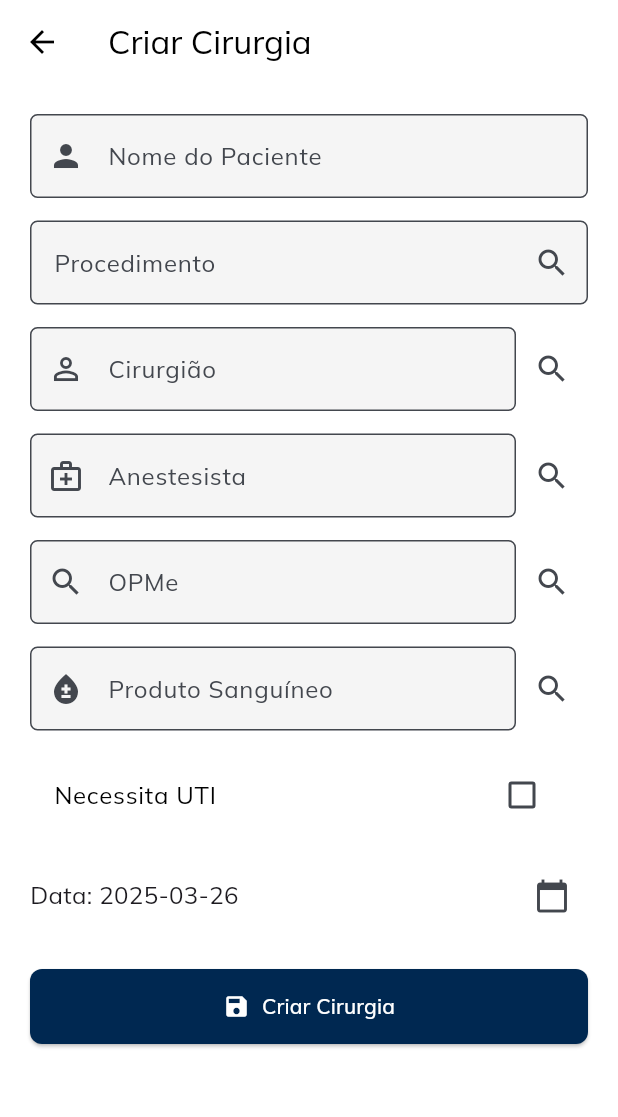
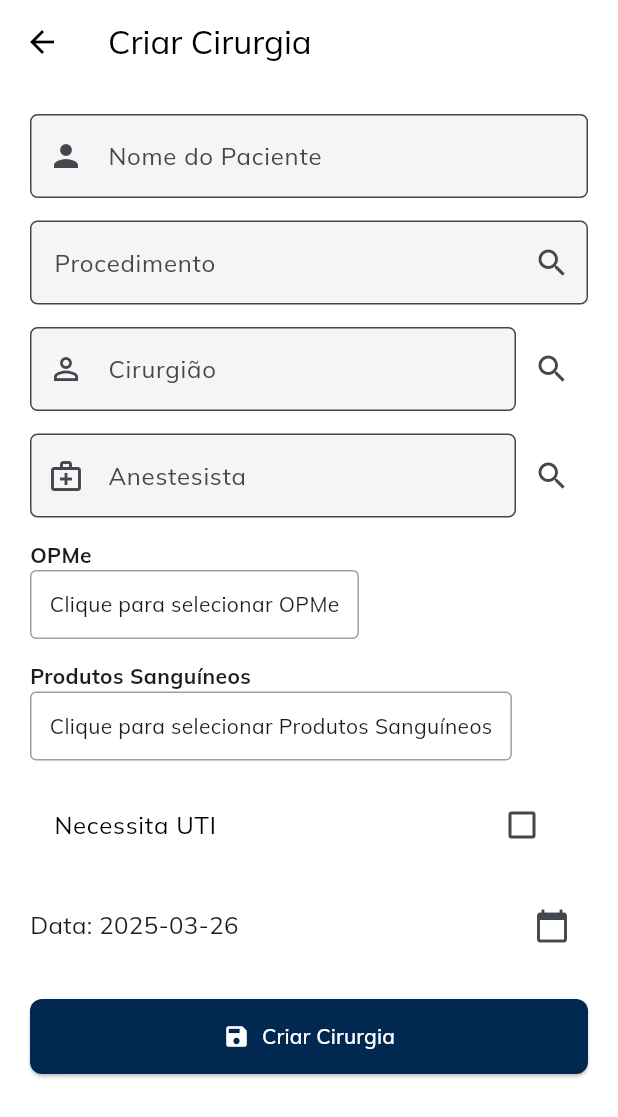
Before and after one commit to P-Lucas-S/cirurgiapp2, a Flutter app: the CreateSurgeryScreen screen opened directly, on a phone screen of 412 x 824 dp. Shown: the top 1117 px of the screen. Run offline on Flutter 3.47's test engine with Material 3 defaults, Android fonts, the light colour scheme and no system bars; our stand-ins replace brasil_fields, cloud_firestore, email_validator, firebase_auth, firebase_core, google_fonts and 3 more; accounts and stored records are empty.

Commit message:
OPMe e Sangue selecionáveis

```diff
--- a/lib/src/features/surgery/screens/create_surgery_screen.dart
+++ b/lib/src/features/surgery/screens/create_surgery_screen.dart
@@ -16,18 +16,19 @@ class _CreateSurgeryScreenState extends State<CreateSurgeryScreen> {
   final TextEditingController _surgeonNameController = TextEditingController();
   final TextEditingController _anesthesiologistController =
       TextEditingController();
-  final TextEditingController _bloodProductController = TextEditingController();
-  final TextEditingController _opmeController = TextEditingController();
+  // Removemos os controllers de OPME e Produto Sanguíneo, pois usaremos seleção múltipla
 
   final SurgeryService _surgeryService = SurgeryService();
   final MedicalDataService _medicalService = MedicalDataService();
 
-  // Referências atualizadas
+  // Seleção única
   DocumentReference? _selectedProcedureRef;
   DocumentReference? _selectedSurgeonRef;
-  DocumentReference? _selectedOpmeRef;
   DocumentReference? _selectedAnesthesiologistRef;
-  DocumentReference? _selectedBloodProductRef;
+
+  // Seleção múltipla
+  List<DocumentReference> _selectedOpme = [];
+  List<DocumentReference> _selectedBloodProducts = [];
 
   DateTime _selectedDate = DateTime.now();
   bool _needsICU = false;
@@ -71,25 +72,6 @@ class _CreateSurgeryScreenState extends State<CreateSurgeryScreen> {
     }
   }
 
-  Future<void> _selectOpme() async {
-    final selectedId = await _medicalService.showSingleSelectionDialog(
-      context: context,
-      collection: 'opme',
-    );
-
-    if (selectedId != null) {
-      final docRef =
-          FirebaseFirestore.instance.collection('opme').doc(selectedId);
-      final name = await _medicalService.getItemName(docRef);
-
-      setState(() {
-        _selectedOpmeRef = docRef;
-        _opmeController.text = name;
-      });
-    }
-  }
-
-  // Método para selecionar anestesista
   Future<void> _selectAnesthesiologist() async {
     final selectedId = await _medicalService.showSingleSelectionDialog(
       context: context,
@@ -109,27 +91,39 @@ class _CreateSurgeryScreenState extends State<CreateSurgeryScreen> {
     }
   }
 
-  // Método para selecionar produto sanguíneo
-  Future<void> _selectBloodProduct() async {
-    final selectedId = await _medicalService.showSingleSelectionDialog(
+  Future<void> _selectOpme() async {
+    final selectedIds = await _medicalService.showMultiSelectionDialog(
+      context: context,
+      collection: 'opme',
+    );
+
+    if (selectedIds != null && selectedIds.isNotEmpty) {
+      final docRefs = selectedIds
+          .map((id) => FirebaseFirestore.instance.collection('opme').doc(id))
+          .toList();
+      setState(() {
+        _selectedOpme = docRefs;
+      });
+    }
+  }
+
+  Future<void> _selectBloodProducts() async {
+    final selectedIds = await _medicalService.showMultiSelectionDialog(
       context: context,
       collection: 'blood_products',
     );
 
-    if (selectedId != null) {
-      final docRef = FirebaseFirestore.instance
-          .collection('blood_products')
-          .doc(selectedId);
-      final name = await _medicalService.getItemName(docRef);
-
+    if (selectedIds != null && selectedIds.isNotEmpty) {
+      final docRefs = selectedIds
+          .map((id) =>
+              FirebaseFirestore.instance.collection('blood_products').doc(id))
+          .toList();
       setState(() {
-        _selectedBloodProductRef = docRef;
-        _bloodProductController.text = name;
+        _selectedBloodProducts = docRefs;
       });
     }
   }
 
-  // Seleciona data da cirurgia via DatePicker
   Future<void> _selectDate() async {
     final DateTime? picked = await showDatePicker(
       context: context,
@@ -144,7 +138,6 @@ class _CreateSurgeryScreenState extends State<CreateSurgeryScreen> {
     }
   }
 
-  // Submissão dos dados para criar a cirurgia
   Future<void> _submit() async {
     if (_patientController.text.isEmpty ||
         _selectedProcedureRef == null ||
@@ -160,8 +153,9 @@ class _CreateSurgeryScreenState extends State<CreateSurgeryScreen> {
       'procedure': _selectedProcedureRef, // Usando a referência diretamente
       'surgeon': _selectedSurgeonRef,
       'anesthesiologist': _selectedAnesthesiologistRef,
-      'opme': _selectedOpmeRef,
-      'bloodProducts': _selectedBloodProductRef,
+      'opme': _selectedOpme, // Lista de referências selecionadas
+      'bloodProducts':
+          _selectedBloodProducts, // Lista de referências selecionadas
       'needsICU': _needsICU,
       'dateTime': Timestamp.fromDate(_selectedDate),
       'confirmations': {
@@ -180,10 +174,56 @@ class _CreateSurgeryScreenState extends State<CreateSurgeryScreen> {
     }
   }
 
-  // Exibe um SnackBar com a mensagem informada
   void _showSnackBar(String message) {
     ScaffoldMessenger.of(context).showSnackBar(
       SnackBar(content: Text(message)),
+    );
+  }
+
+  Widget _buildMultiSelectField({
+    required BuildContext context,
+    required String label,
+    required List<DocumentReference> items,
+    required VoidCallback onTap,
+  }) {
+    return Column(
+      crossAxisAlignment: CrossAxisAlignment.start,
+      children: [
+        Text(label, style: const TextStyle(fontWeight: FontWeight.bold)),
+        InkWell(
+          onTap: onTap,
+          child: Container(
+            padding: const EdgeInsets.all(12),
+            decoration: BoxDecoration(
+              border: Border.all(color: Colors.grey),
+              borderRadius: BorderRadius.circular(4),
+            ),
+            child: items.isEmpty
+                ? Text('Clique para selecionar $label')
+                : Wrap(
+                    spacing: 8,
+                    children: items
+                        .map(
+                          (ref) => Chip(
+                            label: FutureBuilder<DocumentSnapshot>(
+                              future: ref.get(),
+                              builder: (context, snapshot) {
+                                if (snapshot.hasData) {
+                                  final data = snapshot.data!.data()
+                                      as Map<String, dynamic>?;
+                                  return Text(data?['name'] ?? 'Sem nome');
+                                }
+                                return const Text('Carregando...');
+                              },
+                            ),
+                            onDeleted: () => setState(() => items.remove(ref)),
+                          ),
+                        )
+                        .toList(),
+                  ),
+          ),
+        ),
+      ],
     );
   }
 
@@ -225,7 +265,7 @@ class _CreateSurgeryScreenState extends State<CreateSurgeryScreen> {
                 ],
               ),
               const SizedBox(height: 15),
-              // Seleção de cirurgião (campo não editável com botão de seleção)
+              // Seleção de cirurgião
               Row(
                 children: [
                   Expanded(
@@ -245,7 +285,7 @@ class _CreateSurgeryScreenState extends State<CreateSurgeryScreen> {
                 ],
               ),
               const SizedBox(height: 15),
-              // Seleção de anestesista (campo não editável com botão de seleção)
+              // Seleção de anestesista
               Row(
                 children: [
                   Expanded(
@@ -265,44 +305,20 @@ class _CreateSurgeryScreenState extends State<CreateSurgeryScreen> {
                 ],
               ),
               const SizedBox(height: 15),
-              // Seleção de OPMe (campo não editável com botão de seleção)
-              Row(
-                children: [
-                  Expanded(
-                    child: TextFormField(
-                      controller: _opmeController,
-                      decoration: const InputDecoration(
-                        labelText: 'OPMe',
-                        prefixIcon: Icon(Icons.search),
-                      ),
-                      readOnly: true,
-                    ),
-                  ),
-                  IconButton(
-                    icon: const Icon(Icons.search),
-                    onPressed: _selectOpme,
-                  ),
-                ],
+              // Seleção múltipla de OPME
+              _buildMultiSelectField(
+                context: context,
+                label: 'OPMe',
+                items: _selectedOpme,
+                onTap: _selectOpme,
               ),
               const SizedBox(height: 15),
-              // Seleção de Produto Sanguíneo (campo não editável com botão de seleção)
-              Row(
-                children: [
-                  Expanded(
-                    child: TextFormField(
-                      controller: _bloodProductController,
-                      decoration: const InputDecoration(
-                        labelText: 'Produto Sanguíneo',
-                        prefixIcon: Icon(Icons.bloodtype),
-                      ),
-                      readOnly: true,
-                    ),
-                  ),
-                  IconButton(
-                    icon: const Icon(Icons.search),
-                    onPressed: _selectBloodProduct,
-                  ),
-                ],
+              // Seleção múltipla de Produtos Sanguíneos
+              _buildMultiSelectField(
+                context: context,
+                label: 'Produtos Sanguíneos',
+                items: _selectedBloodProducts,
+                onTap: _selectBloodProducts,
               ),
               const SizedBox(height: 15),
               // Necessidade de UTI
```
Also changed, not shown: lib/src/services/medical_data_service.dart (+98 -0 lines).
